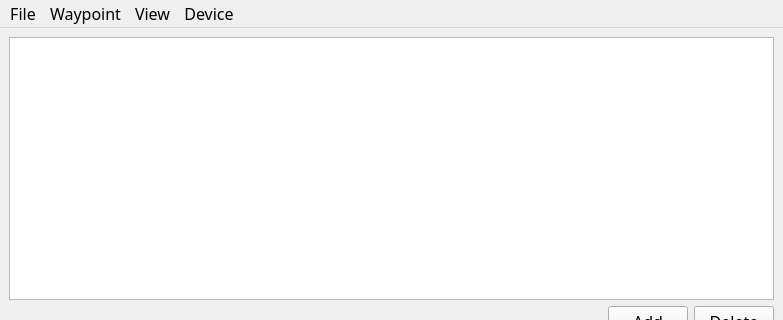
Old version of the form src/main/python/location_tool/ui_layouts/main_window.ui in the repository rootrootde/LocationsFITTool; both pictures show x 0 to 783 and y 0 to 320 of the 783 by 615 pixel window.
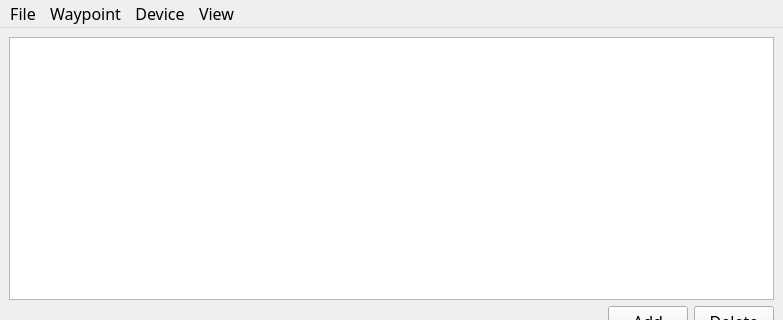
New version of the form. Icons and pictures are not drawn.

Patch:
```diff
--- a/src/main/python/location_tool/ui_layouts/main_window.ui
+++ b/src/main/python/location_tool/ui_layouts/main_window.ui
@@ -184,8 +184,8 @@
    </widget>
    <addaction name="menuFile"/>
    <addaction name="menuWaypoint"/>
-   <addaction name="menuView"/>
    <addaction name="menuDevice"/>
+   <addaction name="menuView"/>
   </widget>
   <widget class="QStatusBar" name="status_bar"/>
   <action name="save_locations_fit_action">
```
Left out of the diff: 3 changed lines with no effect on the pictures.
